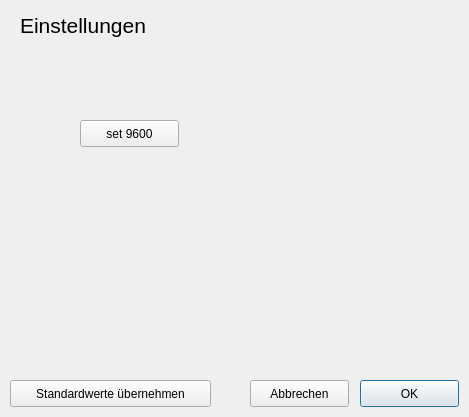
Qt form LabConnect/einstellungen.ui (LabConnect/Interface) before a commit.
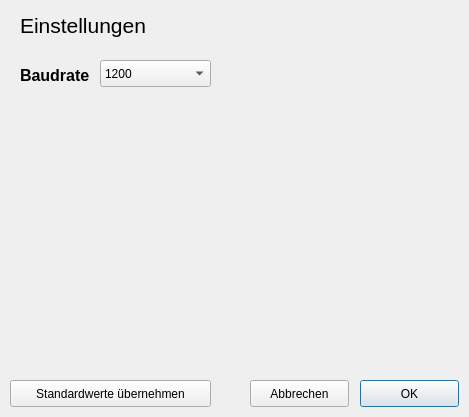
The same form after that commit.

```diff
--- a/LabConnect/einstellungen.ui
+++ b/LabConnect/einstellungen.ui
@@ -71,17 +71,77 @@
     <string>Einstellungen</string>
    </property>
   </widget>
-  <widget class="QPushButton" name="pushButton_4">
+  <widget class="QComboBox" name="comboBox">
    <property name="geometry">
     <rect>
-     <x>80</x>
-     <y>120</y>
-     <width>99</width>
+     <x>100</x>
+     <y>60</y>
+     <width>111</width>
      <height>27</height>
     </rect>
    </property>
+   <property name="currentText">
+    <string>1200</string>
+   </property>
+   <item>
+    <property name="text">
+     <string>1200</string>
+    </property>
+   </item>
+   <item>
+    <property name="text">
+     <string>2400</string>
+    </property>
+   </item>
+   <item>
+    <property name="text">
+     <string>4800</string>
+    </property>
+   </item>
+   <item>
+    <property name="text">
+     <string>9600</string>
+    </property>
+   </item>
+   <item>
+    <property name="text">
+     <string>19200</string>
+    </property>
+   </item>
+   <item>
+    <property name="text">
+     <string>38400</string>
+    </property>
+   </item>
+   <item>
+    <property name="text">
+     <string>57600</string>
+    </property>
+   </item>
+   <item>
+    <property name="text">
+     <string>115200</string>
+    </property>
+   </item>
+  </widget>
+  <widget class="QLabel" name="label_2">
+   <property name="geometry">
+    <rect>
+     <x>20</x>
+     <y>60</y>
+     <width>71</width>
+     <height>31</height>
+    </rect>
+   </property>
+   <property name="font">
+    <font>
+     <pointsize>12</pointsize>
+     <weight>75</weight>
+     <bold>true</bold>
+    </font>
+   </property>
    <property name="text">
-    <string>set 9600</string>
+    <string>Baudrate</string>
    </property>
   </widget>
  </widget>
```
Left out of the diff: 2 changed lines with no effect on the pictures.
